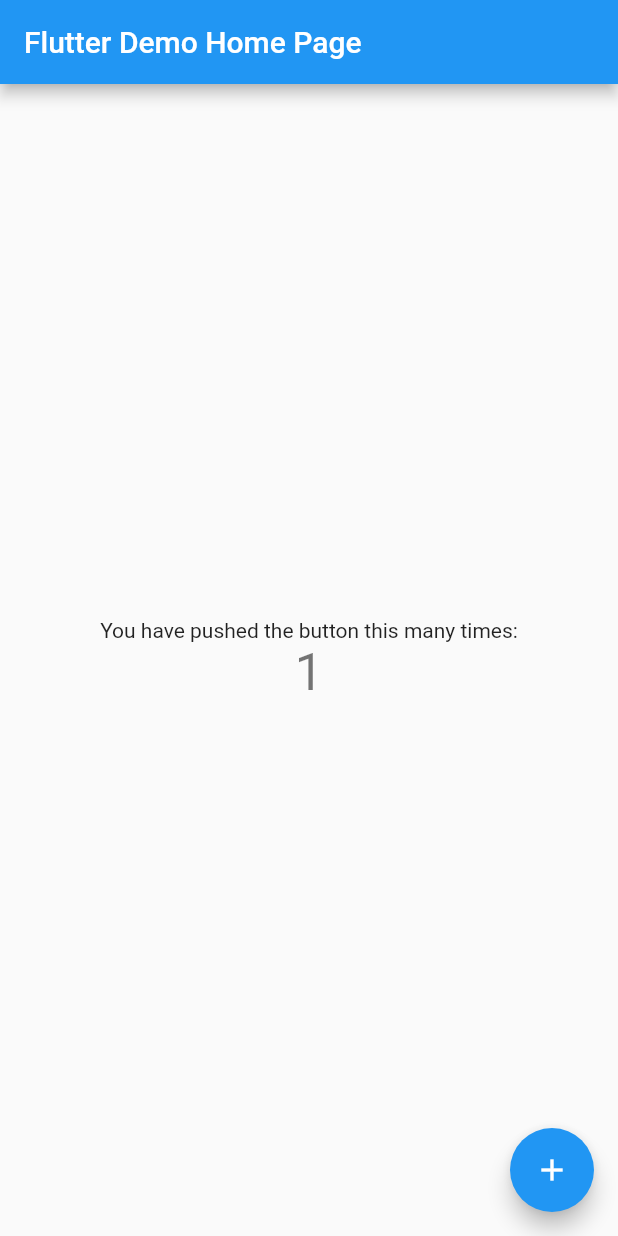
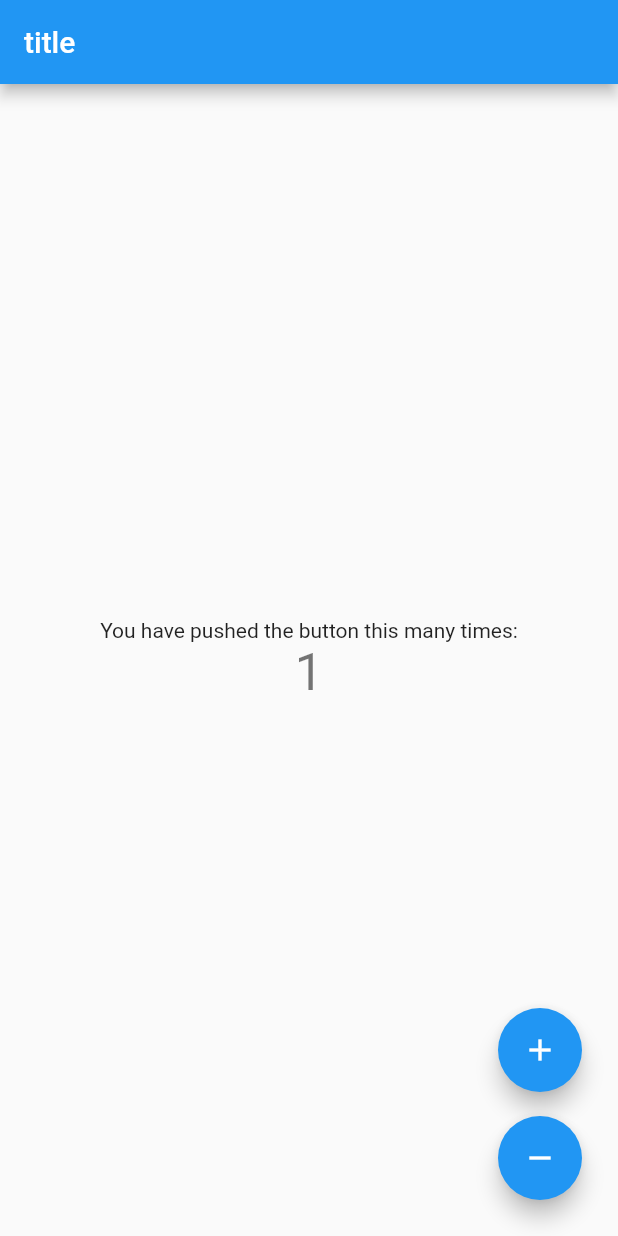
Before and after one commit to Moustafa0351/FBjourny, a Flutter app: the screen it shows after launch, after a tap on the "add" icon, on a phone screen of 412 x 824 dp. Run offline on Flutter 3.47's test engine with Material 2 defaults, Android fonts, the phone set to English and light mode, and no system bars; our stand-ins replace bloc, flutter_bloc.

Commit message:
finishing counterBloc

```diff
--- /dev/null
+++ b/counterblock/lib/bloc/counter_bloc.dart
@@ -0,0 +1,27 @@
+import 'dart:async';
+import 'package:bloc/bloc.dart';
+
+import 'package:meta/meta.dart';
+
+part 'counter_event.dart';
+part 'counter_state.dart';
+
+class CounterBloc extends Bloc<CounterEvent, int> {
+  @override
+  int get initialState => 0;
+
+  @override
+  Stream<int> mapEventToState(
+    CounterEvent event,
+  ) async* {
+    // TODO: implement mapEventToState
+    switch (event){
+      case CounterEvent.increment:
+            yield state +1;
+        break;
+      case CounterEvent.decrement:
+            yield state -1;
+        break;
+    }
+  }
+}
--- /dev/null
+++ b/counterblock/lib/bloc/counter_event.dart
@@ -0,0 +1,4 @@
+part of 'counter_bloc.dart';
+
+@immutable
+enum CounterEvent { increment, decrement }
--- /dev/null
+++ b/counterblock/lib/bloc/counter_state.dart
@@ -0,0 +1,8 @@
+part of 'counter_bloc.dart';
+
+@immutable
+abstract class CounterState {}
+
+class CounterInitial extends CounterState {
+  int count =0;
+}
--- a/counterblock/lib/main.dart
+++ b/counterblock/lib/main.dart
@@ -1,110 +1,74 @@
+
+import 'package:counterblock/bloc/counter_bloc.dart';
 import 'package:flutter/material.dart';
+import 'package:flutter_bloc/flutter_bloc.dart';
 
 void main() => runApp(MyApp());
 
 class MyApp extends StatelessWidget {
-  // This widget is the root of your application.
   @override
   Widget build(BuildContext context) {
     return MaterialApp(
         title: 'Flutter Demo',
         theme: ThemeData(
-        // This is the theme of your application.
-        //
-        // Try running your application with "flutter run". You'll see the
-        // application has a blue toolbar. Then, without quitting the app, try
-        // changing the primarySwatch below to Colors.green and then invoke
-        // "hot reload" (press "r" in the console where you ran "flutter run",
-        // or simply save your changes to "hot reload" in a Flutter IDE).
-        // Notice that the counter didn't reset back to zero; the application
-        // is not restarted.
           primarySwatch: Colors.blue,
         ),
-      home: MyHomePage(title: 'Flutter Demo Home Page'),
-    );
+        home: BlocProvider<CounterBloc>(
+          create: (context) => CounterBloc(),
+          child: Homepage(),
+        ));
   }
 }
 
-class MyHomePage extends StatefulWidget {
-  MyHomePage({Key key, this.title}) : super(key: key);
 
-  // This widget is the home page of your application. It is stateful, meaning
-  // that it has a State object (defined below) that contains fields that affect
-  // how it looks.
 
-  // This class is the configuration for the state. It holds the values (in this
-  // case the title) provided by the parent (in this case the App widget) and
-  // used by the build method of the State. Fields in a Widget subclass are
-  // always marked "final".
-
-  final String title;
-
-  @override
-  _MyHomePageState createState() => _MyHomePageState();
-}
-
-class _MyHomePageState extends State<MyHomePage> {
-  int _counter = 0;
-
-  void _incrementCounter() {
-    setState(() {
-      // This call to setState tells the Flutter framework that something has
-      // changed in this State, which causes it to rerun the build method below
-      // so that the display can reflect the updated values. If we changed
-      // _counter without calling setState(), then the build method would not be
-      // called again, and so nothing would appear to happen.
-      _counter++;
-    });
-  }
-
+class Homepage extends StatelessWidget {
   @override
   Widget build(BuildContext context) {
-    // This method is rerun every time setState is called, for instance as done
-    // by the _incrementCounter method above.
-    //
-    // The Flutter framework has been optimized to make rerunning build methods
-    // fast, so that you can just rebuild anything that needs updating rather
-    // than having to individually change instances of widgets.
+    final CounterBloc counterBloc = BlocProvider.of<CounterBloc>(context);
     return Scaffold(
       appBar: AppBar(
-        // Here we take the value from the MyHomePage object that was created by
-        // the App.build method, and use it to set our appbar title.
-        title: Text(widget.title),
+        title: Text("title"),
       ),
-      body: Center(
-        // Center is a layout widget. It takes a single child and positions it
-        // in the middle of the parent.
+      body: BlocBuilder<CounterBloc,int>(builder:(context,count){
+        return Center(
         child: Column(
-          // Column is also a layout widget. It takes a list of children and
-          // arranges them vertically. By default, it sizes itself to fit its
-          // children horizontally, and tries to be as tall as its parent.
-          //
-          // Invoke "debug painting" (press "p" in the console, choose the
-          // "Toggle Debug Paint" action from the Flutter Inspector in Android
-          // Studio, or the "Toggle Debug Paint" command in Visual Studio Code)
-          // to see the wireframe for each widget.
-          //
-          // Column has various properties to control how it sizes itself and
-          // how it positions its children. Here we use mainAxisAlignment to
-          // center the children vertically; the main axis here is the vertical
-          // axis because Columns are vertical (the cross axis would be
-          // horizontal).
           mainAxisAlignment: MainAxisAlignment.center,
           children: <Widget>[
             Text(
               'You have pushed the button this many times:',
             ),
             Text(
-              '$_counter',
+              '$count',
               style: Theme.of(context).textTheme.display1,
             ),
           ],
         ),
-      ),
-      floatingActionButton: FloatingActionButton(
-        onPressed: _incrementCounter,
+      );
+      },),
+      floatingActionButton:
+      Column(
+         crossAxisAlignment: CrossAxisAlignment.end,
+        mainAxisAlignment: MainAxisAlignment.end,
+        children: <Widget>[
+          Padding(
+            padding: const EdgeInsets.all(8.0),
+            child: FloatingActionButton(
+              onPressed:()=> counterBloc.add(CounterEvent.increment),
               tooltip: 'Increment',
               child: Icon(Icons.add),
+            ),
+          ),
+
+          Padding(
+            padding: const EdgeInsets.all(8.0),
+            child: FloatingActionButton(
+              onPressed:()=> counterBloc.add(CounterEvent.decrement),
+              tooltip: 'Increment',
+              child: Icon(Icons.remove),
+            ),
+          )
+        ],
       ), // This trailing comma makes auto-formatting nicer for build methods.
     );
   }
```
Also changed, not shown: counterblock/pubspec.yaml (+5 -50 lines), counterblock/pubspec.lock. Lines whose indentation alone changed are shown as unchanged.
